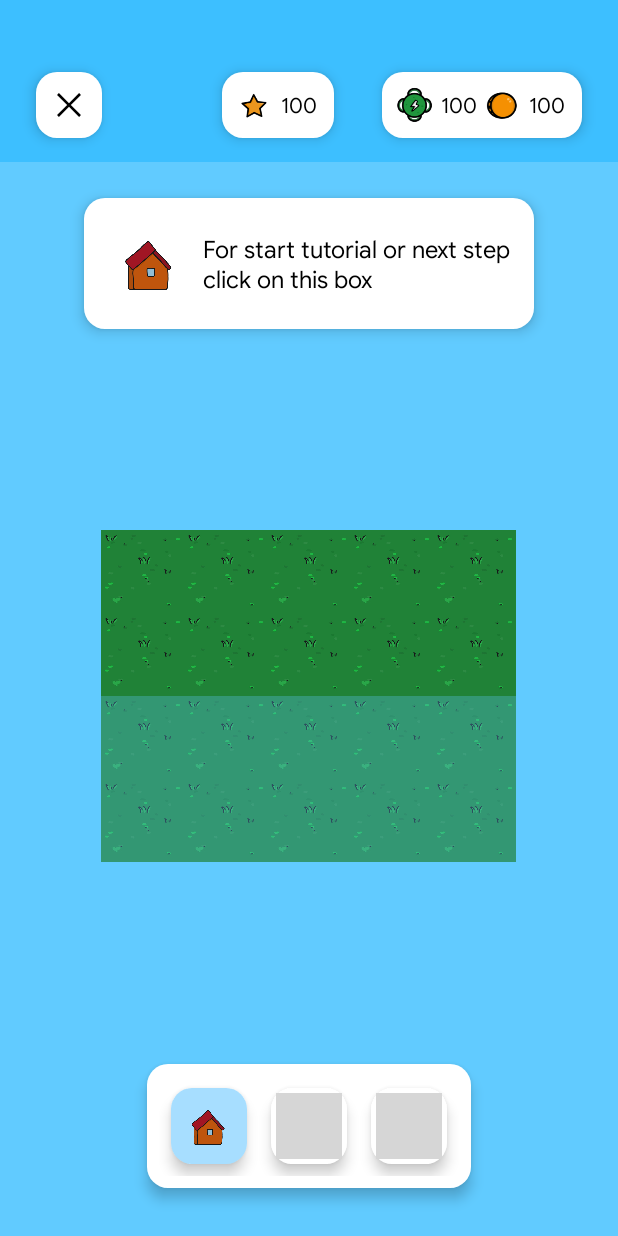
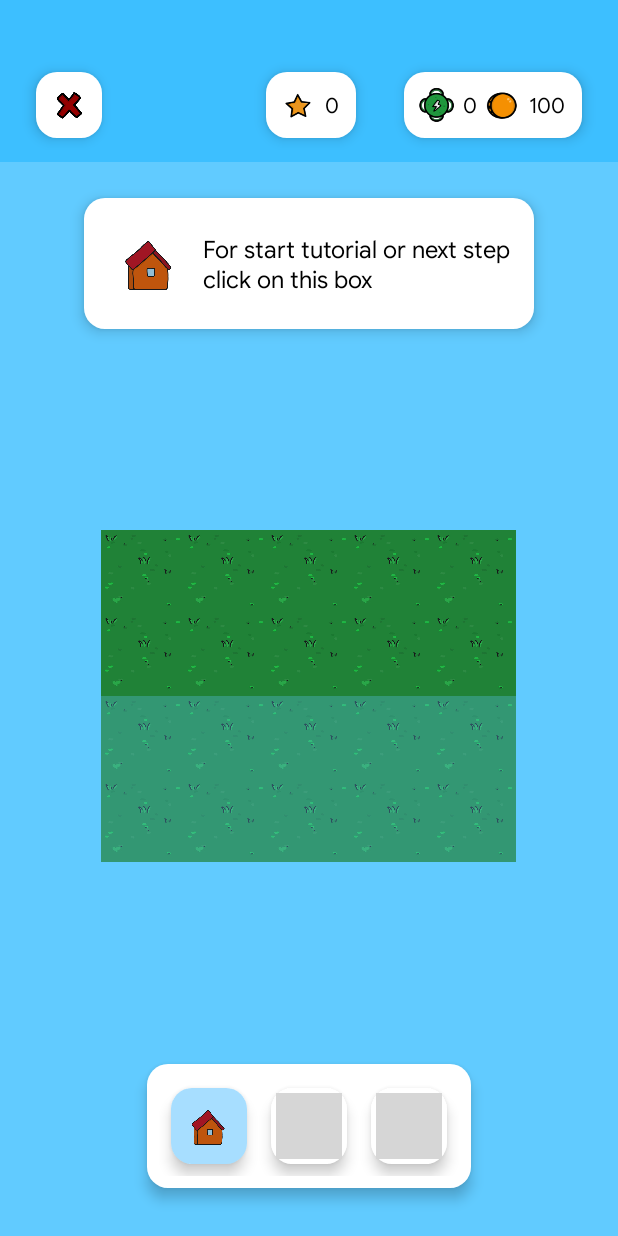
Before and after one commit to TIMISONG-dev/MW, an Android app: the screen it shows after launch (HomeActivity), after a tap on "PLAY", on a phone screen of 412 x 824 dp. Run offline under Robolectric (Android 15) with nearby library versions, the light colour scheme and no system bars; libraries missing offline, so code that uses them is left out: com.itsaky.androidide; 1 statement that could not run was skipped; grey boxes are pictures that could not be loaded.

Commit message:
change: function of houses & menu
1. Made it possible to put houses on all blocks
 2. Made saving money, etc.
 3. Made the removal of the building
 4. Made clickEngine and right now it will be finalized

```diff
--- a/app/src/main/java/uniconteam/magicworld/HomeActivity.java
+++ b/app/src/main/java/uniconteam/magicworld/HomeActivity.java
@@ -21,9 +21,12 @@ public class HomeActivity extends AppCompatActivity {
     public LinearLayout closeBoxLinear;
 	public LinearLayout jewelryBoxLinear;
 	public TextView jewelryBoxCoinCount;
+    public static int jewelryBoxCoinData;
 	public TextView jewelryBoxLevelCount;
+    public static int jewelryBoxLevelData;
 	public LinearLayout winBoxLinear;
 	public TextView winBoxCupCount;
+    public static int winBoxCupData;
 	public LinearLayout itemBoxLinear;
 	public static LinearLayout itemTab1;
 	public static LinearLayout itemTab2;
@@ -56,60 +59,60 @@ public class HomeActivity extends AppCompatActivity {
     public ImageView tutorialBoxIcon;
     public static TimerTask timerTask;
     public static Timer _timerTask = new Timer();
-	private ObjectAnimator block1objX = new ObjectAnimator(); // Animators \/
-	private ObjectAnimator block1objY = new ObjectAnimator();
-	private ObjectAnimator block2objX = new ObjectAnimator();
-	private ObjectAnimator block2objY = new ObjectAnimator();
-	private ObjectAnimator block3objX = new ObjectAnimator();
-	private ObjectAnimator block3objY = new ObjectAnimator();
-	private ObjectAnimator block4objX = new ObjectAnimator();
-	private ObjectAnimator block4objY = new ObjectAnimator();
-	private ObjectAnimator block5objX = new ObjectAnimator();
-	private ObjectAnimator block5objY = new ObjectAnimator();
-	private ObjectAnimator block6objX = new ObjectAnimator();
-	private ObjectAnimator block6objY = new ObjectAnimator();
-	private ObjectAnimator block7objX = new ObjectAnimator();
-	private ObjectAnimator block7objY = new ObjectAnimator();
-	private ObjectAnimator block8objX = new ObjectAnimator();
-	private ObjectAnimator block8objY = new ObjectAnimator();
-	private ObjectAnimator block9objX = new ObjectAnimator();
-	private ObjectAnimator block9objY = new ObjectAnimator();
-	private ObjectAnimator block10objX = new ObjectAnimator();
-	private ObjectAnimator block10objY = new ObjectAnimator();
-	private ObjectAnimator block11objX = new ObjectAnimator();
-	private ObjectAnimator block11objY = new ObjectAnimator();
-	private ObjectAnimator block12objX = new ObjectAnimator();
-	private ObjectAnimator block12objY = new ObjectAnimator();
-	private ObjectAnimator block13objX = new ObjectAnimator();
-	private ObjectAnimator block13objY = new ObjectAnimator();
-	private ObjectAnimator block14objX = new ObjectAnimator();
-	private ObjectAnimator block14objY = new ObjectAnimator();
-	private ObjectAnimator block15objX = new ObjectAnimator();
-	private ObjectAnimator block15objY = new ObjectAnimator();
-	private ObjectAnimator block16objX = new ObjectAnimator();
-	private ObjectAnimator block16objY = new ObjectAnimator();
-	private ObjectAnimator block17objX = new ObjectAnimator();
-	private ObjectAnimator block17objY = new ObjectAnimator();
-	private ObjectAnimator block18objX = new ObjectAnimator();
-	private ObjectAnimator block18objY = new ObjectAnimator();
-	private ObjectAnimator block19objX = new ObjectAnimator();
-	private ObjectAnimator block19objY = new ObjectAnimator();
-	private ObjectAnimator block20objX = new ObjectAnimator();
-	private ObjectAnimator block20objY = new ObjectAnimator();
-	private ObjectAnimator itemTab1objX = new ObjectAnimator();
-	private ObjectAnimator itemTab1objY = new ObjectAnimator();
-	private ObjectAnimator itemTab2objX = new ObjectAnimator();
-	private ObjectAnimator itemTab2objY = new ObjectAnimator();
-	private ObjectAnimator itemTab3objX = new ObjectAnimator();
-	private ObjectAnimator itemTab3objY = new ObjectAnimator();
-    private ObjectAnimator jewelryBoxObjX = new ObjectAnimator();
-	private ObjectAnimator jewelryBoxObjY = new ObjectAnimator();
-    private ObjectAnimator winBoxObjX = new ObjectAnimator();
-	private ObjectAnimator winBoxObjY = new ObjectAnimator();
-    private ObjectAnimator tutorialBoxObjX = new ObjectAnimator();
-	private ObjectAnimator tutorialBoxObjY = new ObjectAnimator();
-    private ObjectAnimator closeBoxObjX = new ObjectAnimator();
-    private ObjectAnimator closeBoxObjY = new ObjectAnimator();
+    ObjectAnimator block1objX = new ObjectAnimator(); // Animators \/
+    ObjectAnimator block1objY = new ObjectAnimator();
+	ObjectAnimator block2objX = new ObjectAnimator();
+	ObjectAnimator block2objY = new ObjectAnimator();
+	ObjectAnimator block3objX = new ObjectAnimator();
+	ObjectAnimator block3objY = new ObjectAnimator();
+	ObjectAnimator block4objX = new ObjectAnimator();
+	ObjectAnimator block4objY = new ObjectAnimator();
+	ObjectAnimator block5objX = new ObjectAnimator();
+	ObjectAnimator block5objY = new ObjectAnimator();
+	ObjectAnimator block6objX = new ObjectAnimator();
+	ObjectAnimator block6objY = new ObjectAnimator();
+	ObjectAnimator block7objX = new ObjectAnimator();
+	ObjectAnimator block7objY = new ObjectAnimator();
+    ObjectAnimator block8objX = new ObjectAnimator();
+	ObjectAnimator block8objY = new ObjectAnimator();
+	ObjectAnimator block9objX = new ObjectAnimator();
+	ObjectAnimator block9objY = new ObjectAnimator();
+	ObjectAnimator block10objX = new ObjectAnimator();
+	ObjectAnimator block10objY = new ObjectAnimator();
+	ObjectAnimator block11objX = new ObjectAnimator();
+	ObjectAnimator block11objY = new ObjectAnimator();
+	ObjectAnimator block12objX = new ObjectAnimator();
+	ObjectAnimator block12objY = new ObjectAnimator();
+	ObjectAnimator block13objX = new ObjectAnimator();
+	ObjectAnimator block13objY = new ObjectAnimator();
+	ObjectAnimator block14objX = new ObjectAnimator();
+	ObjectAnimator block14objY = new ObjectAnimator();
+	ObjectAnimator block15objX = new ObjectAnimator();
+	ObjectAnimator block15objY = new ObjectAnimator();
+	ObjectAnimator block16objX = new ObjectAnimator();
+	ObjectAnimator block16objY = new ObjectAnimator();
+    ObjectAnimator block17objX = new ObjectAnimator();
+	ObjectAnimator block17objY = new ObjectAnimator();
+	ObjectAnimator block18objX = new ObjectAnimator();
+	ObjectAnimator block18objY = new ObjectAnimator();
+	ObjectAnimator block19objX = new ObjectAnimator();
+	ObjectAnimator block19objY = new ObjectAnimator();
+	ObjectAnimator block20objX = new ObjectAnimator();
+	ObjectAnimator block20objY = new ObjectAnimator();
+	ObjectAnimator itemTab1objX = new ObjectAnimator();
+	ObjectAnimator itemTab1objY = new ObjectAnimator();
+	ObjectAnimator itemTab2objX = new ObjectAnimator();
+	ObjectAnimator itemTab2objY = new ObjectAnimator();
+	ObjectAnimator itemTab3objX = new ObjectAnimator();
+	ObjectAnimator itemTab3objY = new ObjectAnimator();
+    ObjectAnimator jewelryBoxObjX = new ObjectAnimator();
+	ObjectAnimator jewelryBoxObjY = new ObjectAnimator();
+    ObjectAnimator winBoxObjX = new ObjectAnimator();
+	ObjectAnimator winBoxObjY = new ObjectAnimator();
+    ObjectAnimator tutorialBoxObjX = new ObjectAnimator();
+    ObjectAnimator tutorialBoxObjY = new ObjectAnimator();
+    ObjectAnimator closeBoxObjX = new ObjectAnimator();
+    ObjectAnimator closeBoxObjY = new ObjectAnimator();
     public static String itemSelected;
     public static int tutorialLevel;
 
@@ -154,6 +157,10 @@ public class HomeActivity extends AppCompatActivity {
     // Data for 20 blocks
     public static String[] blocksTab = new String[21];
 
+    public static int coinHouseLevel;
+    public static int gardenHouseLevel;
+    public static int workshopLevel;
+
     Tutorial tutorial = new Tutorial();
     HouseMenu houseMenu = new HouseMenu();
     Houses houses = new Houses();
@@ -176,8 +183,38 @@ public class HomeActivity extends AppCompatActivity {
         itemTab2d = playData.getString("itemTab2d", "");
         itemTab3d = playData.getString("itemTab3d", "");
 
+        // Getting data of coins, levels, cups
+        jewelryBoxCoinData = playData.getInt("magicCoin", 0);
+        jewelryBoxLevelData = playData.getInt("magicLevel", 0);
+        winBoxCupData = playData.getInt("magicCup", 0);
+
+        // Getting data of level houses
+        coinHouseLevel = playData.getInt("coinHouseLevel", 0);
+        gardenHouseLevel = playData.getInt("gardenHouseLevel", 0);
+        workshopLevel = playData.getInt("workshopLevel", 0);
+
         // Inventory display
         inventory.dataInventory();
+
+        jewelryBoxCoinCount.setText(Integer.toString(jewelryBoxCoinData));
+        jewelryBoxLevelCount.setText(Integer.toString(jewelryBoxLevelData));
+        winBoxCupCount.setText(Integer.toString(winBoxCupData));
+
+        timerTask =
+                new TimerTask() {
+                    @Override
+                    public void run() {
+                        runOnUiThread(
+                                () -> {
+                                    jewelryBoxCoinCount.setText(
+                                            Integer.toString(jewelryBoxCoinData));
+                                    jewelryBoxLevelCount.setText(
+                                            Integer.toString(jewelryBoxLevelData));
+                                    winBoxCupCount.setText(Integer.toString(winBoxCupData));
+                                });
+                    }
+                };
+        _timerTask.scheduleAtFixedRate(timerTask, 250, 250);
 
         // Getting data of blocks from SharedPreferences
         for (int i = 1; i <= 20; i++) {
@@ -242,15 +279,40 @@ public class HomeActivity extends AppCompatActivity {
             String blocks = "blockTab" + i + "d";
             editData.putString(blocks, blocksTab[i]);
         }
+        editData.putInt("magicCoin", jewelryBoxCoinData);
+        editData.putInt("magicLevel", jewelryBoxLevelData);
+        editData.putInt("magicCup", winBoxCupData);
+        editData.putInt("coinHouseLevel", coinHouseLevel);
+        editData.putInt("gardenHouseLevel", gardenHouseLevel);
+        editData.putInt("workshopLevel", workshopLevel);
         editData.apply();
+    }
+
+    void setUpHouse(int block) {
+        if (itemSelected.equals("1") && (itemTab1d.endsWith("House") || itemTab1d.equals("Workshop"))) {
+            blocksTab[block] = itemTab1d;
+            itemTab1d = "";
+        } else {
+            if (itemSelected.equals("2") && (itemTab2d.endsWith("House") || itemTab2d.equals("Workshop"))) {
+                blocksTab[block] = itemTab2d;
+                itemTab2d = "";
+            } else {
+                if (itemSelected.equals("3") && (itemTab3d.endsWith("House") || itemTab3d.equals("Workshop"))) {
+                    blocksTab[block] = itemTab3d;
+                    itemTab3d = "";
+                }
+            }
+        }
+        inventory.dataInventory();
+        houses.dataHouses();
     }
 
     public void initialize(Bundle savedInstanceState) {
         // All objects id
-        jewelryBoxLinear = findViewById(R.id.mwJewelryBoxLinear); // LinearLayout with coins and levels
-        jewelryBoxCoinCount = findViewById(R.id.mwJewelryBoxCoinCount); // TextView coin count
-        jewelryBoxLevelCount = findViewById(R.id.mwJewelryBoxLevelCount); // TextView level count
         winBoxCupCount = findViewById(R.id.mwWinBoxCupCount); // TextView cup count
+        jewelryBoxLinear = findViewById(R.id.mwJewelryBoxLinear);
+        jewelryBoxCoinCount = findViewById(R.id.mwJewelryBoxCoinCount);
+        jewelryBoxLevelCount = findViewById(R.id.mwJewelryBoxLevelCount);
         winBoxLinear = findViewById(R.id.mwWinBoxLinear); // LinearLayout with cups
         itemBoxLinear = findViewById(R.id.mwItemBoxLinear); // LinearLayout with item tabs
         itemTab1 = findViewById(R.id.mwItemTab1); // LinearLayout item tab 1-3 \/
@@ -347,7 +409,8 @@ public class HomeActivity extends AppCompatActivity {
                         _timerTask.schedule(timerTask, 500);
 
                         mwConsortium.mwClick();
-                    mwConsortium.mwThreads(closeBoxLinear, closeBoxObjX, closeBoxObjY, 1.1f, 0.9f, 1.0f);
+                        mwConsortium.mwThreads(
+                                closeBoxLinear, closeBoxObjX, closeBoxObjY, 1.1f, 0.9f, 1.0f);
                     }
                 });
 
@@ -384,25 +447,10 @@ public class HomeActivity extends AppCompatActivity {
                     public void onClick(View view) {
                         mwConsortium.mwClick();
                         mwConsortium.mwThreads(blockTab1, block1objX, block1objY, 1.1f, 0.9f, 1.0f);
-                        if(itemSelected == "1" && (itemTab1d.endsWith("House") || itemTab1d.equals("Workshop"))){
-                            blocksTab[1] = itemTab1d;
-                            itemTab1d = "";
-                        } else {
-                            if(itemSelected == "2" && (itemTab2d.endsWith("House") || itemTab2d.equals("Workshop"))){
-                                blocksTab[1] = itemTab2d;
-                                itemTab2d = "";
-                            } else {
-                                if(itemSelected == "3" && (itemTab3d.endsWith("House") || itemTab3d.equals("Workshop"))){
-                                    blocksTab[1] = itemTab3d;
-                                    itemTab3d = "";
-                                }
-                            }
-                        }
                         if (blocksTab[1] != "") {
                                 alert.showDialog(HomeActivity.this,blocksTab[1]);
                         }
-                        inventory.dataInventory();
-                        houses.dataHouses();
+                        setUpHouse(1);
                     }
                 });
         blockTab2.setOnClickListener(
@@ -414,6 +462,7 @@ public class HomeActivity extends AppCompatActivity {
                         if (blocksTab[2] != "") {
                                 alert.showDialog(HomeActivity.this,blocksTab[2]);
                         }
+                        setUpHouse(2);
                     }
                 });
         blockTab3.setOnClickListener(
@@ -425,6 +474,7 @@ public class HomeActivity extends AppCompatActivity {
                         if (blocksTab[3] != "") {
                                 alert.showDialog(HomeActivity.this,blocksTab[3]);
                         }
+                        setUpHouse(3);
                     }
                 });
         blockTab4.setOnClickListener(
@@ -436,6 +486,7 @@ public class HomeActivity extends AppCompatActivity {
                         if (blocksTab[4] != "") {
                                 alert.showDialog(HomeActivity.this,blocksTab[4]);
                         }
+                        setUpHouse(4);
                     }
                 });
         blockTab5.setOnClickListener(
@@ -447,6 +498,7 @@ public class HomeActivity extends AppCompatActivity {
                         if (blocksTab[5] != "") {
                                 alert.showDialog(HomeActivity.this,blocksTab[5]);
                         }
+                        setUpHouse(5);
                     }
                 });
         blockTab6.setOnClickListener(
@@ -458,6 +510,7 @@ public class HomeActivity extends AppCompatActivity {
                         if (blocksTab[6] != "") {
                                 alert.showDialog(HomeActivity.this,blocksTab[6]);
                         }
+                        setUpHouse(6);
                     }
                 });
         blockTab7.setOnClickListener(
@@ -469,6 +522,7 @@ public class HomeActivity extends AppCompatActivity {
                         if (blocksTab[7] != "") {
                                 alert.showDialog(HomeActivity.this,blocksTab[7]);
                         }
+                        setUpHouse(7);
                     }
                 });
         blockTab8.setOnClickListener(
@@ -480,6 +534,7 @@ public class HomeActivity extends AppCompatActivity {
                         if (blocksTab[8] != "") {
                                 alert.showDialog(HomeActivity.this,blocksTab[8]);
                         }
+                        setUpHouse(8);
                     }
                 });
         blockTab9.setOnClickListener(
@@ -491,6 +546,7 @@ public class HomeActivity extends AppCompatActivity {
                         if (blocksTab[9] != "") {
                                 alert.showDialog(HomeActivity.this,blocksTab[9]);
                         }
+                        setUpHouse(9);
                     }
                 });
         blockTab10.setOnClickListener(
@@ -502,6 +558,7 @@ public class HomeActivity extends AppCompatActivity {
                         if (blocksTab[10] != "") {
                                 alert.showDialog(HomeActivity.this,blocksTab[10]);
                         }
+                        setUpHouse(10);
                     }
                 });
         blockTab11.setOnClickListener(
@@ -513,6 +570,7 @@ public class HomeActivity extends AppCompatActivity {
                         if (blocksTab[11] != "") {
                                 alert.showDialog(HomeActivity.this,blocksTab[11]);
                         }
+                        setUpHouse(11);
                     }
                 });
         blockTab12.setOnClickListener(
@@ -524,6 +582,7 @@ public class HomeActivity extends AppCompatActivity {
                         if (blocksTab[12] != "") {
                                 alert.showDialog(HomeActivity.this,blocksTab[12]);
                         }
+                        setUpHouse(12);
                     }
                 });
         blockTab13.setOnClickListener(
@@ -535,6 +594,7 @@ public class HomeActivity extends AppCompatActivity {
                         if (blocksTab[13] != "") {
                                 alert.showDialog(HomeActivity.this,blocksTab[13]);
                         }
+                        setUpHouse(13);
                     }
                 });
         blockTab14.setOnClickListener(
@@ -546,6 +606,7 @@ public class HomeActivity extends AppCompatActivity {
                         if (blocksTab[14] != "") {
                                 alert.showDialog(HomeActivity.this,blocksTab[14]);
                         }
+                        setUpHouse(14);
                     }
                 });
         blockTab15.setOnClickListener(
@@ -557,6 +618,7 @@ public class HomeActivity extends AppCompatActivity {
                         if (blocksTab[15] != "") {
                                 alert.showDialog(HomeActivity.this,blocksTab[15]);
                         }
+                        setUpHouse(15);
                     }
                 });
         blockTab16.setOnClickListener(
@@ -568,6 +630,7 @@ public class HomeActivity extends AppCompatActivity {
                         if (blocksTab[16] != "") {
                                 alert.showDialog(HomeActivity.this,blocksTab[16]);
                         }
+                        setUpHouse(16);
                     }
                 });
         blockTab17.setOnClickListener(
@@ -579,6 +642,7 @@ public class HomeActivity extends AppCompatActivity {
                         if (blocksTab[17] != "") {
                                 alert.showDialog(HomeActivity.this,blocksTab[17]);
                         }
+                        setUpHouse(17);
                     }
                 });
         blockTab18.setOnClickListener(
@@ -590,6 +654,7 @@ public class HomeActivity extends AppCompatActivity {
                         if (blocksTab[18] != "") {
                                 alert.showDialog(HomeActivity.this,blocksTab[18]);
                         }
+                        setUpHouse(18);
                     }
                 });
         blockTab19.setOnClickListener(
@@ -601,6 +666,7 @@ public class HomeActivity extends AppCompatActivity {
                         if (blocksTab[19] != "") {
                                 alert.showDialog(HomeActivity.this,blocksTab[19]);
                         }
+                        setUpHouse(19);
                     }
                 });
         blockTab20.setOnClickListener(
@@ -612,6 +678,7 @@ public class HomeActivity extends AppCompatActivity {
                         if (blocksTab[20] != "") {
                                 alert.showDialog(HomeActivity.this,blocksTab[20]);
                         }
+                        setUpHouse(20);
                     }
                 });
         // Items
--- a/app/src/main/java/uniconteam/magicworld/Houses.java
+++ b/app/src/main/java/uniconteam/magicworld/Houses.java
@@ -16,6 +16,7 @@ public class Houses {
         itemIconMap.put("CoinHouse", R.drawable.magicworld_house_coinhouse);
         itemIconMap.put("GardenHouse", R.drawable.magicworld_house_garden);
         itemIconMap.put("Workshop", R.drawable.magicworld_house_workshop);
+        itemIconMap.put("", R.drawable.magicworld_block_grass);
 
         List<ImageView> blockImageViews = new ArrayList<>();
 
--- a/app/src/main/java/uniconteam/magicworld/MenuActivity.java
+++ b/app/src/main/java/uniconteam/magicworld/MenuActivity.java
@@ -117,6 +117,7 @@ public class MenuActivity extends AppCompatActivity {
                         System.exit(1);
                     }
                 });
+        /*
         // All data from SharedPreferences
         String logFileName = "mwLogSh-" + date + ".log";
         File logFile = new File(getExternalFilesDir(null), logFileName);
@@ -141,6 +142,7 @@ public class MenuActivity extends AppCompatActivity {
         } catch (IOException e) {
             e.printStackTrace();
         }
+        */
     }
 
     @Override
@@ -151,14 +153,20 @@ public class MenuActivity extends AppCompatActivity {
         // Default settings
         SharedPreferences playData = getSharedPreferences("MySharedPref", MODE_PRIVATE);
         SharedPreferences.Editor editData = playData.edit();
-        fistOpen = playData.getString("firstOpen", "");
+        fistOpen = playData.getString("firstOpen_506", "");
         if(fistOpen == ""){
-            editData.putString("firstOpen", "false");
+            editData.putString("firstOpen_506", "false");
             editData.putString("itemSelected", "1");
             editData.putInt("tutorialLevel", 1);
             editData.putString("itemTab1d", "CoinHouse");
             editData.putString("itemTab2d", "");
             editData.putString("itemTab3d", "");
+            editData.putInt("magicCoin", 100);
+            editData.putInt("magicLevel", 0);
+            editData.putInt("magicCup", 0);
+            editData.putInt("coinHouseLevel", 1);
+            editData.putInt("gardenHouseLevel", 1);
+            editData.putInt("workshopLevel", 1);
             fistOpen = playData.getString("firstOpen", "");
             for (int i = 1; i <= 20; i++){
                 String blockTabN = "blockTab" + i + "d";
@@ -177,7 +185,7 @@ public class MenuActivity extends AppCompatActivity {
         super.onStop();
         SharedPreferences playData = getSharedPreferences("MySharedPref", MODE_PRIVATE);
         SharedPreferences.Editor editData = playData.edit();
-        editData.putString("firstOpen", fistOpen);
+        editData.putString("firstOpen_506", fistOpen);
     }
 
     private void initialize(Bundle savedInstanceState) {
--- a/app/src/main/res/drawable/magicworld_icon_close.xml
+++ /dev/null
@@ -1,9 +0,0 @@
-<vector xmlns:android="http://schemas.android.com/apk/res/android"
-    android:width="32dp"
-    android:height="32dp"
-    android:viewportWidth="960"
-    android:viewportHeight="960">
-  <path
-      android:fillColor="@android:color/black"
-      android:pathData="M249,753L207,711L438,480L207,249L249,207L480,438L711,207L753,249L522,480L753,711L711,753L480,522L249,753Z"/>
-</vector>
```
Also changed, not shown: app/src/main/java/uniconteam/magicworld/HouseMenu.java (+80 -6 lines), app/src/main/res/layout/housemenu.xml (+19 -2 lines), app/src/main/res/drawable/magicworld_icon_close.png (added), app/src/main/res/drawable/magicworld_item_mucus.png (added). Lines whose indentation alone changed are shown as unchanged.
